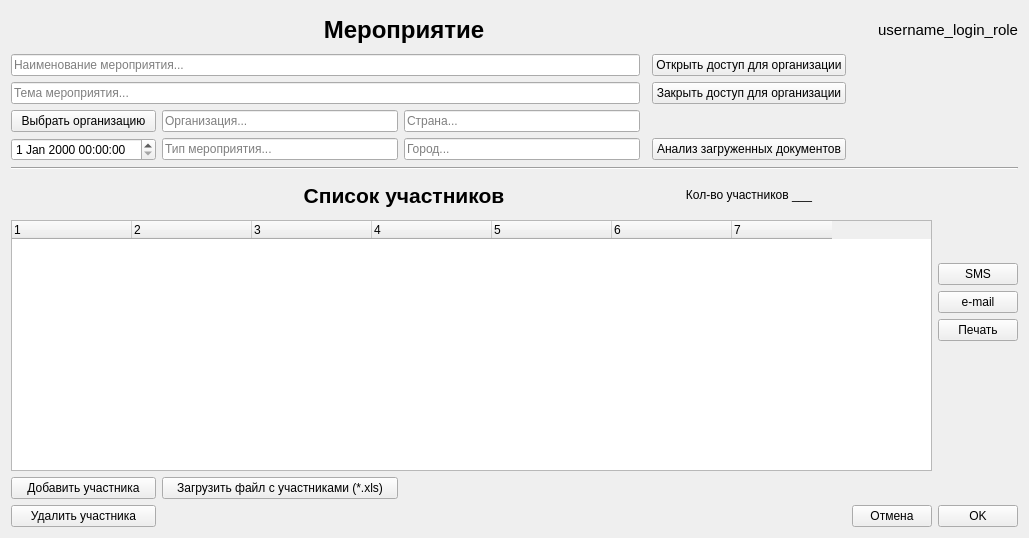
Above: Ui_designer/Ui_Event.ui from Vsesvet/FastComm before the change. Below: the same form after it.
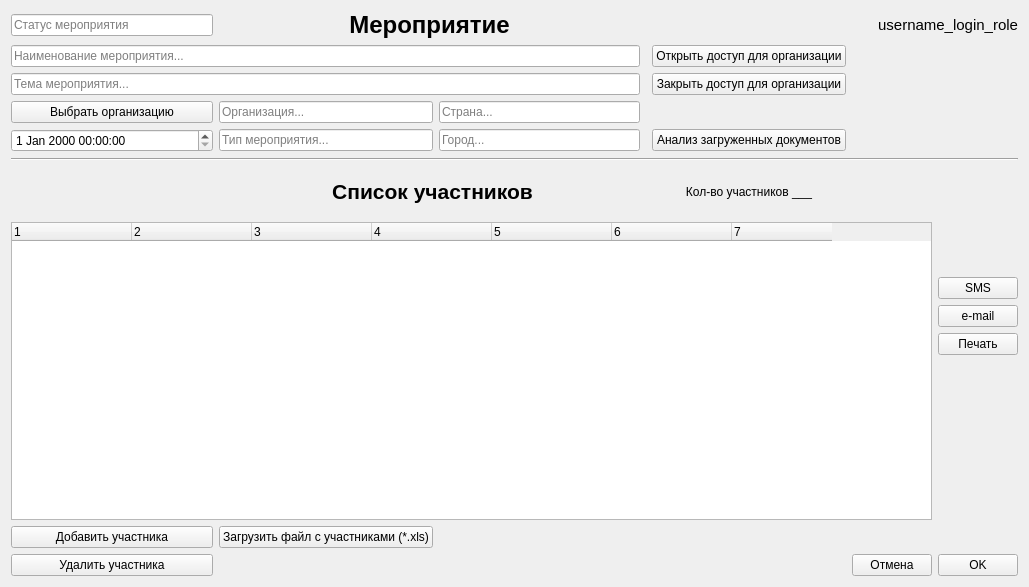
That is the form after the change.

Commit message: Не закончил заполнение Event при открытии из Event_shedule

The edit to the form file:
```diff
--- a/Ui_designer/Ui_Event.ui
+++ b/Ui_designer/Ui_Event.ui
@@ -7,7 +7,7 @@
     <x>0</x>
     <y>0</y>
     <width>1029</width>
-    <height>538</height>
+    <height>587</height>
    </rect>
   </property>
   <property name="windowTitle">
@@ -48,24 +48,6 @@
      </property>
     </widget>
    </item>
-   <item row="1" column="1" colspan="3">
-    <widget class="QLabel" name="label_Event">
-     <property name="font">
-      <font>
-       <pointsize>18</pointsize>
-       <weight>75</weight>
-       <bold>true</bold>
-       <kerning>true</kerning>
-      </font>
-     </property>
-     <property name="text">
-      <string>Мероприятие</string>
-     </property>
-     <property name="alignment">
-      <set>Qt::AlignCenter</set>
-     </property>
-    </widget>
-   </item>
    <item row="14" column="6">
     <widget class="QPushButton" name="pushButton_email">
      <property name="text">
@@ -277,6 +259,31 @@
      </property>
     </widget>
    </item>
+   <item row="1" column="1" colspan="2">
+    <widget class="QLabel" name="label_Event">
+     <property name="font">
+      <font>
+       <pointsize>18</pointsize>
+       <weight>75</weight>
+       <bold>true</bold>
+       <kerning>true</kerning>
+      </font>
+     </property>
+     <property name="text">
+      <string>Мероприятие</string>
+     </property>
+     <property name="alignment">
+      <set>Qt::AlignCenter</set>
+     </property>
+    </widget>
+   </item>
+   <item row="1" column="0">
+    <widget class="QLineEdit" name="lineEdit_event_status">
+     <property name="placeholderText">
+      <string>Статус мероприятия</string>
+     </property>
+    </widget>
+   </item>
   </layout>
  </widget>
  <tabstops>
```
The commit also changes 3 other files.
